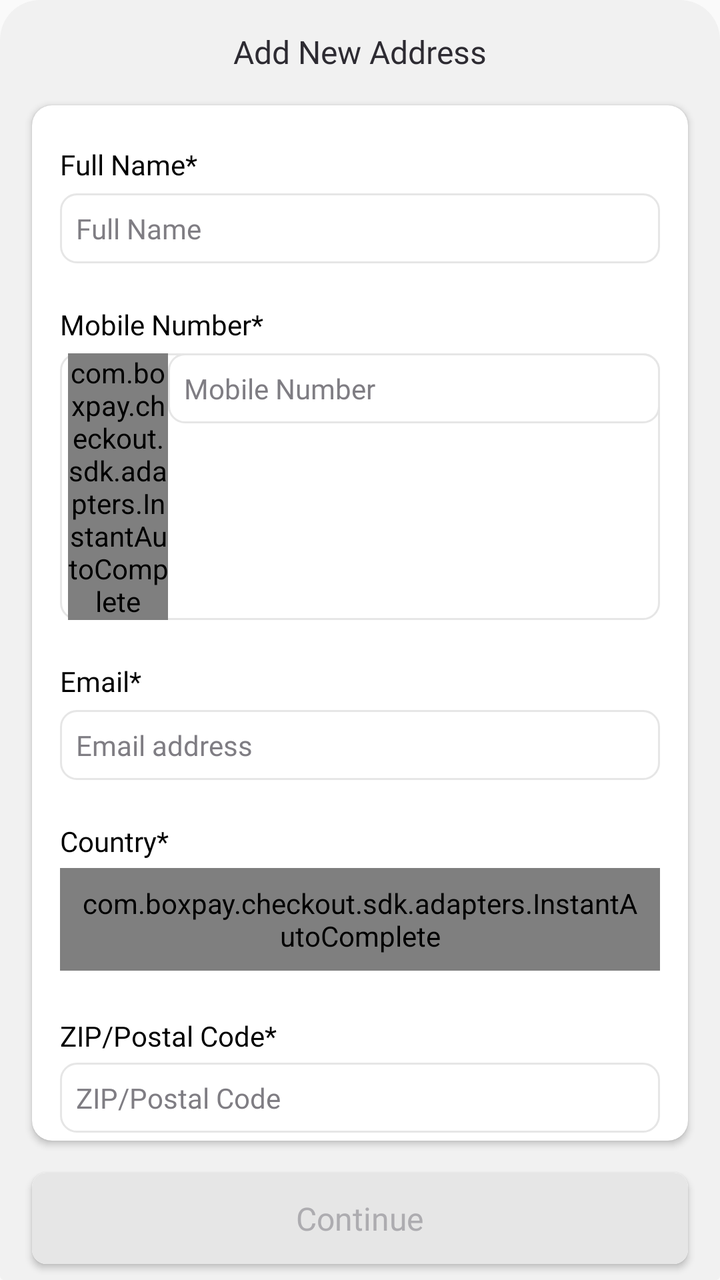
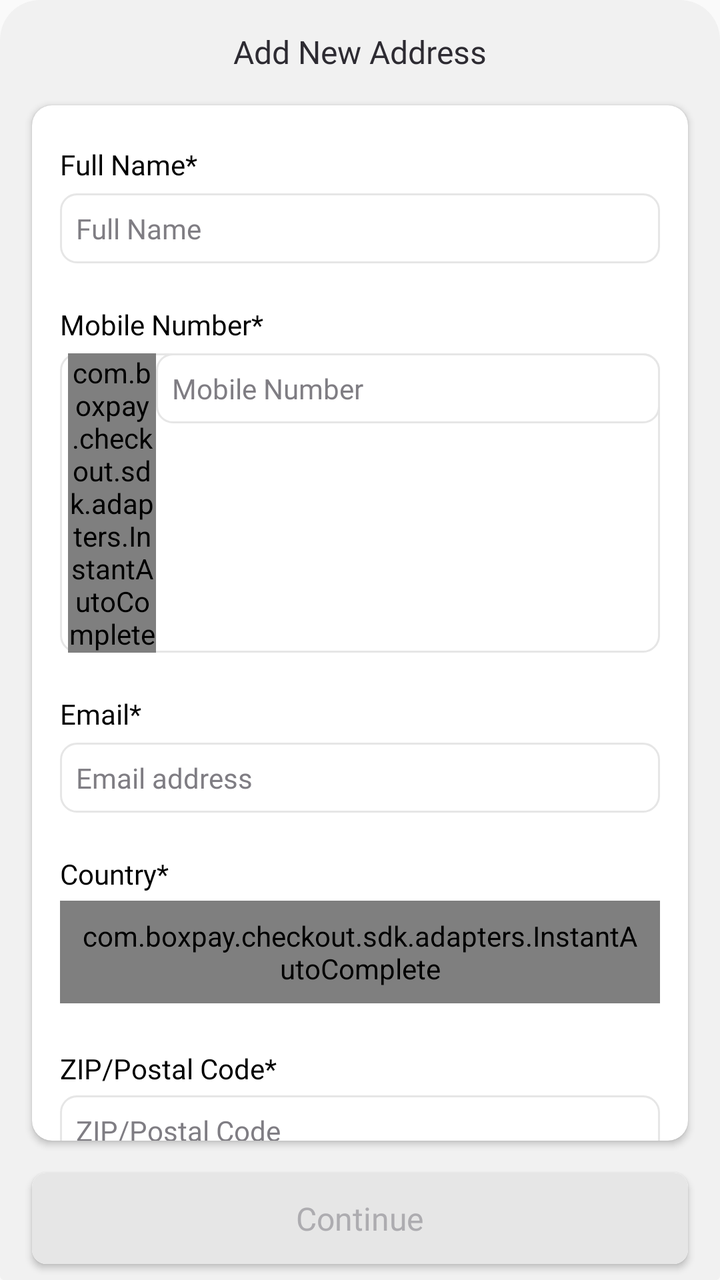

Two renders of the same Android screen: before a commit and after it. Below are the layout's source before the change and the commit's diff.
<!-- AndroidManifest.xml: application theme AppTheme -->
<!-- res/layout/fragment_delivery_address_bottom_sheet.xml -->
<?xml version="1.0" encoding="utf-8"?>
<androidx.coordinatorlayout.widget.CoordinatorLayout xmlns:android="http://schemas.android.com/apk/res/android"
    xmlns:app="http://schemas.android.com/apk/res-auto"
    xmlns:tools="http://schemas.android.com/tools"
    android:layout_width="match_parent"
    android:layout_height="match_parent">

    <LinearLayout
        android:id="@+id/frameLayout1"
        android:layout_width="match_parent"
        android:layout_height="match_parent"
        android:orientation="vertical">


        <androidx.constraintlayout.widget.ConstraintLayout
            android:id="@+id/constraintLayout123"
            android:layout_width="match_parent"
            android:layout_height="match_parent"
            android:background="@drawable/bottom_sheet_bg">


            <TextView
                android:id="@+id/textView"
                android:layout_width="wrap_content"
                android:layout_height="wrap_content"
                android:layout_marginTop="15dp"
                android:fontFamily="@font/poppins_bold"
                android:text="Add New Address"
                android:textColor="#2D2B32"
                android:textSize="16sp"
                app:layout_constraintEnd_toEndOf="parent"
                app:layout_constraintStart_toStartOf="parent"
                app:layout_constraintTop_toTopOf="parent" />


            <LinearLayout
                android:id="@+id/backButton"
                android:layout_width="36dp"
                android:layout_height="36dp"
                android:layout_marginStart="16dp"
                android:layout_marginTop="10dp"
                android:gravity="center"
                android:orientation="vertical"
                app:layout_constraintStart_toStartOf="parent"
                app:layout_constraintTop_toTopOf="parent"
                android:visibility="gone">
                <ImageView
                    android:layout_width="match_parent"
                    android:layout_height="wrap_content"
                    android:src="@drawable/chevron_left" />
            </LinearLayout>


            <androidx.cardview.widget.CardView
                android:id="@+id/cardView"
                android:layout_width="match_parent"
                android:layout_height="match_parent"
                android:layout_marginStart="16dp"
                android:layout_marginTop="16dp"
                android:layout_marginEnd="16dp"
                android:layout_marginBottom="16dp"
                app:cardBackgroundColor="@android:color/white"
                app:cardCornerRadius="10dp"
                app:layout_constraintEnd_toEndOf="parent"
                app:layout_constraintStart_toStartOf="parent"
                app:layout_constraintTop_toBottomOf="@+id/textView"
                app:layout_constraintBottom_toTopOf="@id/proceedButton"
                app:layout_constrainedHeight="true">

                <androidx.core.widget.NestedScrollView
                    android:layout_width="match_parent"
                    android:layout_height="match_parent">


                    <androidx.constraintlayout.widget.ConstraintLayout
                        android:layout_width="match_parent"
                        android:layout_height="wrap_content"
                        android:animateLayoutChanges="true"
                        android:paddingStart="14dp"
                        android:paddingTop="20dp"
                        android:paddingEnd="14dp"
                        android:paddingBottom="30dp">

                        <LinearLayout
                            android:id="@id/fullNameLayout"
                            android:layout_width="match_parent"
                            android:layout_height="wrap_content"
                            android:orientation="vertical"
                            app:layout_constraintStart_toStartOf="parent"
                            app:layout_constraintTop_toTopOf="parent">

                        <TextView
                            android:id="@+id/fullNameTextView"
                            android:layout_width="wrap_content"
                            android:layout_height="wrap_content"
                            android:fontFamily="@font/poppins"
                            android:gravity="center_vertical"
                            android:lineSpacingExtra="-1sp"
                            android:text="Full Name*"
                            android:textColor="@android:color/black" />

                        <EditText
                            android:id="@+id/fullNameEditText"
                            android:layout_width="match_parent"
                            android:layout_height="wrap_content"
                            android:layout_marginTop="5dp"
                            android:background="@drawable/edittext_bg"
                            android:fontFamily="@font/poppins"
                            android:gravity="center_vertical"
                            android:hint="Full Name"
                            android:inputType="text"
                            android:padding="8dp"
                            android:textColor="#000000"
                            android:textColorHint="#7F7D83"
                            android:textSize="14sp"
                            tools:ignore="TouchTargetSizeCheck" />

                        <TextView
                            android:id="@+id/fullNameErrorTex"
                            android:layout_width="wrap_content"
                            android:layout_height="wrap_content"
                            android:layout_marginTop="2dp"
                            android:fontFamily="@font/poppins"
                            android:gravity="center_vertical"
                            android:lineSpacingExtra="-1sp"
                            android:text="Required"
                            android:visibility="invisible"
                            android:textColor="#ffff4d4f" />
                        </LinearLayout>


                        <LinearLayout
                            android:id="@id/mobileNumberLayout"
                            android:layout_width="match_parent"
                            android:orientation="vertical"
                            android:layout_height="match_parent"
                            app:layout_constraintStart_toStartOf="parent"
                            app:layout_constraintTop_toBottomOf="@+id/fullNameLayout">
                            <TextView
                                android:id="@+id/mobileNumberTextView"
                                android:layout_width="wrap_content"
                                android:layout_height="wrap_content"
                                android:fontFamily="@font/poppins"
                                android:gravity="center_vertical"
                                android:lineSpacingExtra="-1sp"
                                android:text="Mobile Number*"
                                android:textColor="@android:color/black" />

                            <LinearLayout
                                android:id="@+id/mobileNumberLinearLayout"
                                android:layout_width="match_parent"
                                android:layout_height="wrap_content"
                                android:layout_marginTop="5dp"
                                android:background="@drawable/edittext_bg">

                                <com.boxpay.checkout.sdk.adapters.InstantAutoComplete
                                    android:id="@+id/spinner_dial_codes"
                                    android:layout_marginStart="4dp"
                                    android:layout_width="50dp"
                                    android:layout_height="wrap_content"
                                    android:layout_gravity="center"
                                    android:background="#ffffffff"
                                    android:textSize="14sp"
                                    android:inputType="number"
                                    tools:ignore="TouchTargetSizeCheck" />

                                <EditText
                                    android:id="@+id/mobileNumberEditText"
                                    android:layout_width="match_parent"
                                    android:layout_height="wrap_content"
                                    android:background="@drawable/edittext_bg"
                                    android:fontFamily="@font/poppins"
                                    android:gravity="center_vertical"
                                    android:hint="Mobile Number"
                                    android:inputType="phone"
                                    android:padding="8dp"
                                    android:textColor="#000000"
                                    android:textColorHint="#7F7D83"
                                    android:textSize="14sp"
                                    tools:ignore="TouchTargetSizeCheck" />
                            </LinearLayout>

                            <TextView
                                android:id="@+id/mobileErrorText"
                                android:layout_width="wrap_content"
                                android:layout_height="wrap_content"
                                android:layout_marginTop="2dp"
                                android:fontFamily="@font/poppins"
                                android:gravity="center_vertical"
                                android:lineSpacingExtra="-1sp"
                                android:text="Mobile Number length is not correct"
                                android:visibility="invisible"
                                android:textColor="#ffff4d4f"/>

                        </LinearLayout>

                        <LinearLayout
                            android:id="@+id/emailLayout"
                            android:layout_width="match_parent"
                            android:orientation="vertical"
                            android:layout_height="match_parent"
                            app:layout_constraintStart_toStartOf="parent"
                            app:layout_constraintTop_toBottomOf="@+id/mobileNumberLayout" >

                            <TextView
                                android:id="@+id/emailTextView"
                                android:layout_width="wrap_content"
                                android:layout_height="wrap_content"
                                android:fontFamily="@font/poppins"
                                android:gravity="center_vertical"
                                android:lineSpacingExtra="-1sp"
                                android:text="Email*"
                                android:textColor="@android:color/black" />

                            <EditText
                                android:id="@+id/emailEditText"
                                android:layout_width="match_parent"
                                android:layout_height="wrap_content"
                                android:layout_marginTop="5dp"
                                android:background="@drawable/edittext_bg"
                                android:fontFamily="@font/poppins"
                                android:gravity="center_vertical"
                                android:hint="Email address"
                                android:inputType="text"
                                android:padding="8dp"
                                android:textColor="#000000"
                                android:textColorHint="#7F7D83"
                                android:textSize="14sp"
                                tools:ignore="TouchTargetSizeCheck" />

                            <TextView
                                android:id="@+id/emailErrorText"
                                android:layout_width="wrap_content"
                                android:layout_height="wrap_content"
                                android:layout_marginTop="2dp"
                                android:fontFamily="@font/poppins"
                                android:gravity="center_vertical"
                                android:lineSpacingExtra="-1sp"
                                android:text="Invalid Email Id"
                                android:visibility="invisible"
                                android:textColor="#ffff4d4f" />
                        </LinearLayout>

                        <LinearLayout
                            android:id="@+id/addressLayout"
                            android:layout_width="match_parent"
                            android:layout_height="match_parent"
                            android:orientation="vertical"
                            android:textColor="@android:color/black"
                            app:layout_constraintStart_toStartOf="parent"
                            app:layout_constraintTop_toBottomOf="@+id/emailLayout" >
                            <TextView
                                android:id="@+id/countryTextView"
                                android:layout_width="wrap_content"
                                android:layout_height="wrap_content"
                                android:fontFamily="@font/poppins"
                                android:gravity="center_vertical"
                                android:lineSpacingExtra="-1sp"
                                android:text="Country*"
                                android:textColor="@android:color/black"/>

                            <com.boxpay.checkout.sdk.adapters.InstantAutoComplete
                                android:id="@+id/countryEditText"
                                android:layout_width="match_parent"
                                android:layout_height="wrap_content"
                                android:layout_marginTop="4dp"
                                android:background="@drawable/edittext_bg"
                                android:fontFamily="@font/poppins"
                                android:gravity="center_vertical"
                                android:hint="Country"
                                android:inputType="text"
                                android:padding="8dp"
                                android:textColor="#000000"
                                android:textColorHint="#7F7D83"
                                android:textSize="14sp"
                                tools:ignore="TouchTargetSizeCheck" />

                            <TextView
                                android:id="@+id/countryErrorText"
                                android:layout_width="wrap_content"
                                android:layout_height="wrap_content"
                                android:layout_marginTop="2dp"
                                android:fontFamily="@font/poppins"
                                android:gravity="center_vertical"
                                android:lineSpacingExtra="-1sp"
                                android:text="Required"
                                android:visibility="invisible"
                                android:textColor="#ffff4d4f"/>

                            <TextView
                                android:id="@+id/postalCodeTextView"
                                android:layout_width="wrap_content"
                                android:layout_height="wrap_content"
                                android:layout_marginTop="2dp"
                                android:fontFamily="@font/poppins"
                                android:gravity="center_vertical"
                                android:lineSpacingExtra="-1sp"
                                android:text="ZIP/Postal Code*"
                                android:textColor="@android:color/black"/>

                            <EditText
                                android:id="@+id/postalCodeEditText"
                                android:layout_width="match_parent"
                                android:layout_height="wrap_content"
                                android:layout_marginTop="4dp"
                                android:background="@drawable/edittext_bg"
                                android:fontFamily="@font/poppins"
                                android:gravity="center_vertical"
                                android:hint="ZIP/Postal Code"
                                android:inputType="number"
                                android:padding="8dp"
                                android:textColor="#000000"
                                android:textColorHint="#7F7D83"
                                android:textSize="14sp"
                                tools:ignore="TouchTargetSizeCheck" />

                            <TextView
                                android:id="@+id/postalCodeErrorText"
                                android:layout_width="wrap_content"
                                android:layout_height="wrap_content"
                                android:layout_marginTop="2dp"
                                android:fontFamily="@font/poppins"
                                android:gravity="center_vertical"
                                android:lineSpacingExtra="-1sp"
                                android:text="Invalid Postal Code"
                                android:visibility="invisible"
                                android:textColor="#ffff4d4f"/>


                            <TextView
                                android:id="@+id/stateTextView"
                                android:layout_width="wrap_content"
                                android:layout_height="wrap_content"
                                android:layout_marginTop="2dp"
                                android:fontFamily="@font/poppins"
                                android:gravity="center_vertical"
                                android:lineSpacingExtra="-1sp"
                                android:text="State*"
                                android:textColor="@android:color/black"/>
                            <EditText
                                android:id="@+id/stateEditText"
                                android:layout_width="match_parent"
                                android:layout_height="wrap_content"
                                android:layout_marginTop="4dp"
                                android:background="@drawable/edittext_bg"
                                android:fontFamily="@font/poppins"
                                android:gravity="center_vertical"
                                android:hint="State"
                                android:inputType="text"
                                android:padding="8dp"
                                android:textColor="#000000"
                                android:textColorHint="#7F7D83"
                                android:textSize="14sp"
                                tools:ignore="TouchTargetSizeCheck" />

                            <TextView
                                android:id="@+id/stateErrorText"
                                android:layout_width="wrap_content"
                                android:layout_height="wrap_content"
                                android:layout_marginTop="2dp"
                                android:fontFamily="@font/poppins"
                                android:gravity="center_vertical"
                                android:lineSpacingExtra="-1sp"
                                android:text="Required"
                                android:visibility="invisible"
                                android:textColor="#ffff4d4f" />


                            <TextView
                                android:id="@+id/cityTextView"
                                android:layout_width="wrap_content"
                                android:layout_height="wrap_content"
                                android:layout_marginTop="2dp"
                                android:fontFamily="@font/poppins"
                                android:gravity="center_vertical"
                                android:lineSpacingExtra="-1sp"
                                android:text="City*"
                                android:textColor="@android:color/black"/>

                            <EditText
                                android:id="@+id/cityEditText"
                                android:layout_width="match_parent"
                                android:layout_height="wrap_content"
                                android:layout_marginTop="4dp"
                                android:background="@drawable/edittext_bg"
                                android:fontFamily="@font/poppins"
                                android:gravity="center_vertical"
                                android:hint="City"
                                android:inputType="text"
                                android:padding="8dp"
                                android:textColor="#000000"
                                android:textColorHint="#7F7D83"
                                android:textSize="14sp"
                                tools:ignore="TouchTargetSizeCheck" />

                            <TextView
                                android:id="@+id/cityErrortext"
                                android:layout_width="wrap_content"
                                android:layout_height="wrap_content"
                                android:layout_marginTop="2dp"
                                android:fontFamily="@font/poppins"
                                android:gravity="center_vertical"
                                android:lineSpacingExtra="-1sp"
                                android:text="Required"
                                android:visibility="invisible"
                                android:textColor="#ffff4d4f" />

                            <TextView
                                android:id="@+id/addressTextView"
                                android:layout_width="wrap_content"
                                android:layout_height="wrap_content"
                                android:layout_marginTop="2dp"
                                android:fontFamily="@font/poppins"
                                android:gravity="center_vertical"
                                android:lineSpacingExtra="-1sp"
                                android:text="House number, Apartment *"
                                android:textColor="@android:color/black"/>

                            <EditText
                                android:id="@+id/addressEditText1"
                                android:layout_width="match_parent"
                                android:layout_height="wrap_content"
                                android:layout_marginTop="4dp"
                                android:background="@drawable/edittext_bg"
                                android:fontFamily="@font/poppins"
                                android:gravity="center_vertical"
                                android:hint="House number, Apartment "
                                android:inputType="text"
                                android:padding="8dp"
                                android:textColor="#000000"
                                android:textColorHint="#7F7D83"
                                android:textSize="14sp"
                                tools:ignore="TouchTargetSizeCheck" />

                            <TextView
                                android:id="@+id/address1ErrorText"
                                android:layout_width="wrap_content"
                                android:layout_height="wrap_content"
                                android:layout_marginTop="2dp"
                                android:fontFamily="@font/poppins"
                                android:gravity="center_vertical"
                                android:lineSpacingExtra="-1sp"
                                android:text="Required"
                                android:visibility="invisible"
                                android:textColor="#ffff4d4f" />

                            <LinearLayout
                                android:layout_width="match_parent"
                                android:layout_height="match_parent"
                                android:layout_marginTop="2dp"
                                android:orientation="horizontal">
                                <TextView
                                    android:id="@+id/addressTextView2"
                                    android:layout_width="wrap_content"
                                    android:layout_height="wrap_content"
                                    android:fontFamily="@font/poppins"
                                    android:gravity="center_vertical"
                                    android:lineSpacingExtra="-1sp"
                                    android:text="Area, Colony, Street, Sector "
                                    android:textColor="@android:color/black" />

                                <TextView
                                    android:id="@+id/addressTextViewOptional2"
                                    android:layout_width="wrap_content"
                                    android:layout_height="wrap_content"
                                    android:fontFamily="@font/poppins"
                                    android:gravity="center_vertical"
                                    android:lineSpacingExtra="-1sp"
                                    android:text="(optional)"
                                    android:textColor="#80323232" />
                            </LinearLayout>

                            <EditText
                                android:id="@+id/addressEditText2"
                                android:layout_width="match_parent"
                                android:layout_height="wrap_content"
                                android:layout_marginTop="4dp"
                                android:background="@drawable/edittext_bg"
                                android:fontFamily="@font/poppins"
                                android:gravity="center_vertical"
                                android:hint="Area, Colony, Street, Sector"
                                android:inputType="text"
                                android:padding="8dp"
                                android:textColor="#000000"
                                android:textColorHint="#7F7D83"
                                android:textSize="14sp"
                                tools:ignore="TouchTargetSizeCheck" />
                        </LinearLayout>

                    </androidx.constraintlayout.widget.ConstraintLayout>
                </androidx.core.widget.NestedScrollView>
            </androidx.cardview.widget.CardView>


            <androidx.cardview.widget.CardView
                android:id="@+id/proceedButton"
                android:layout_width="match_parent"
                android:layout_height="wrap_content"
                android:layout_marginStart="16dp"
                android:layout_marginTop="20dp"
                android:layout_marginEnd="16dp"
                android:layout_marginBottom="8dp"
                android:clickable="true"
                app:cardCornerRadius="7dp"
                app:layout_constraintBottom_toBottomOf="parent"
                app:layout_constraintEnd_toEndOf="parent"
                app:layout_constraintStart_toStartOf="parent">

                <RelativeLayout
                    android:id="@+id/proceedButtonRelativeLayout"
                    android:layout_width="match_parent"
                    android:layout_height="wrap_content"
                    android:background="@drawable/disable_button_bg"
                    android:padding="12dp">

                    <ProgressBar
                        android:id="@+id/progressBar"
                        android:layout_width="15dp"
                        android:layout_height="15dp"
                        android:layout_centerInParent="true"
                        android:indeterminateDrawable="@drawable/loader_01"
                        android:rotation="90"
                        android:visibility="gone" />

                    <TextView
                        android:id="@+id/textView6"
                        android:layout_width="wrap_content"
                        android:layout_height="wrap_content"
                        android:layout_centerInParent="true"
                        android:fontFamily="@font/poppins_semibold"
                        android:text="Continue"
                        android:textColor="#ADACB0"
                        android:textSize="16sp" />

                </RelativeLayout>
            </androidx.cardview.widget.CardView>

        </androidx.constraintlayout.widget.ConstraintLayout>

</LinearLayout></androidx.coordinatorlayout.widget.CoordinatorLayout>
<!-- resources referenced by this layout -->
<resources>
  <!-- drawable bottom_sheet_bg (drawable) -->
  <?xml version="1.0" encoding="utf-8"?>
  <shape xmlns:android="http://schemas.android.com/apk/res/android">
      <solid android:color="#F1F1F1"/>
      <corners android:topLeftRadius="20dp"
          android:topRightRadius="20dp"
          android:bottomLeftRadius="2dp"
          android:bottomRightRadius="2dp"/>
  </shape>
  <!-- drawable chevron_left (drawable) -->
  <vector xmlns:android="http://schemas.android.com/apk/res/android"
      android:width="24dp"
      android:height="24dp"
      android:viewportWidth="24"
      android:viewportHeight="24">
    <path
        android:pathData="M15,17L10,12L15,7"
        android:strokeLineJoin="round"
        android:strokeWidth="2"
        android:fillColor="#00000000"
        android:strokeColor="#2D2B32"
        android:strokeLineCap="round"/>
  </vector>
  <!-- drawable disable_button_bg (drawable) -->
  <?xml version="1.0" encoding="utf-8"?>
  <shape xmlns:android="http://schemas.android.com/apk/res/android">
      <solid android:color="#E6E6E6"/>
      <corners android:radius="7dp"/>
  </shape>
  <!-- drawable edittext_bg (drawable) -->
  <?xml version="1.0" encoding="utf-8"?>
  <shape xmlns:android="http://schemas.android.com/apk/res/android">
      <solid android:color="#FFFFFF"/>
      <corners android:radius="8dp"/>
      <stroke android:color="#E6E6E6" android:width="1dp"/>
  
  </shape>
  <!-- drawable loader_01 (drawable) -->
  <vector xmlns:android="http://schemas.android.com/apk/res/android"
      android:width="20dp"
      android:height="20dp"
      android:viewportWidth="20"
      android:viewportHeight="20">
    <path
        android:pathData="M10,5.929V2.5M10,17.5V14.071M14.071,10H17.5M2.5,10H5.929M12.879,7.121L15.304,4.697M4.696,15.303L7.121,12.879M12.879,12.879L15.304,15.303M4.696,4.697L7.121,7.121"
        android:strokeLineJoin="round"
        android:strokeWidth="2"
        android:fillColor="#00000000"
        android:strokeColor="#ffffff"
        android:strokeLineCap="round"/>
  </vector>
  <style name="AppTheme" parent="Theme.AppCompat.Light.NoActionBar" />
</resources>

<!-- the commit's change to res/layout/fragment_delivery_address_bottom_sheet.xml (unified diff, before → after) -->
@@ -155,13 +155,13 @@
 
                                 <com.boxpay.checkout.sdk.adapters.InstantAutoComplete
                                     android:id="@+id/spinner_dial_codes"
-                                    android:layout_marginStart="4dp"
-                                    android:layout_width="50dp"
+                                    android:layout_width="44dp"
                                     android:layout_height="wrap_content"
                                     android:layout_gravity="center"
+                                    android:layout_marginStart="4dp"
                                     android:background="#ffffffff"
+                                    android:inputType="number"
                                     android:textSize="14sp"
-                                    android:inputType="number"
                                     tools:ignore="TouchTargetSizeCheck" />
 
                                 <EditText
